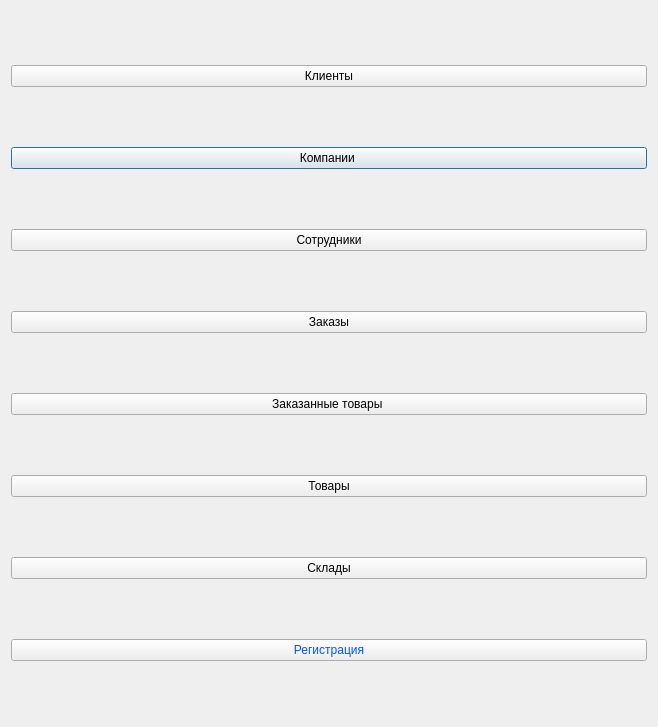
The window that course2/admin.ui (Sushakkk/Course-work-DB) describes before a commit, drawn with Qt 5.
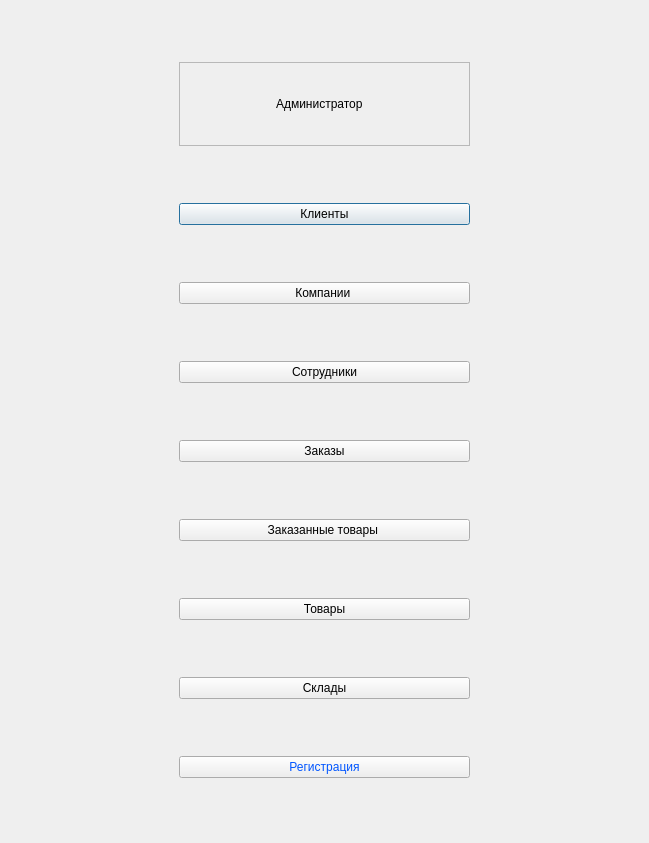
The same window after the commit. Icons and pictures are not drawn.

Diff of the .ui file:
```diff
--- a/course2/admin.ui
+++ b/course2/admin.ui
@@ -6,15 +6,72 @@
    <rect>
     <x>0</x>
     <y>0</y>
-    <width>658</width>
-    <height>727</height>
+    <width>649</width>
+    <height>843</height>
    </rect>
   </property>
   <property name="windowTitle">
    <string>Dialog</string>
   </property>
   <layout class="QGridLayout" name="gridLayout">
+   <item row="0" column="0">
+    <widget class="QFrame" name="frame_title_Report">
+     <property name="minimumSize">
+      <size>
+       <width>291</width>
+       <height>84</height>
+      </size>
+     </property>
+     <property name="maximumSize">
+      <size>
+       <width>291</width>
+       <height>84</height>
+      </size>
+     </property>
+     <property name="frameShape">
+      <enum>QFrame::StyledPanel</enum>
+     </property>
+     <property name="frameShadow">
+      <enum>QFrame::Raised</enum>
+     </property>
+     <layout class="QHBoxLayout" name="horizontalLayout_3">
+      <item>
+       <widget class="QLabel" name="ImgReport">
+        <property name="text">
+         <string/>
+        </property>
+        <property name="pixmap">
+         <pixmap resource="Recource.qrc">:/rec/img/men.png</pixmap>
+        </property>
+       </widget>
+      </item>
+      <item>
+       <widget class="QLabel" name="lbReport">
+        <property name="minimumSize">
+         <size>
+          <width>184</width>
+          <height>64</height>
+         </size>
+        </property>
+        <property name="styleSheet">
+         <string notr="true">font: 20pt &quot;Segoe UI&quot;;</string>
+        </property>
+        <property name="text">
+         <string>Администратор</string>
+        </property>
+       </widget>
+      </item>
+     </layout>
+    </widget>
+   </item>
    <item row="1" column="0">
+    <widget class="QPushButton" name="btnClient">
+     <property name="text">
+      <string>Клиенты</string>
+     </property>
+    </widget>
+   </item>
+   <item row="2" column="0">
     <widget class="QPushButton" name="btnCompany">
      <property name="text">
       <string>Компании </string>
@@ -22,6 +79,13 @@
     </widget>
    </item>
    <item row="3" column="0">
+    <widget class="QPushButton" name="btnEmp">
+     <property name="text">
+      <string>Cотрудники</string>
+     </property>
+    </widget>
+   </item>
+   <item row="4" column="0">
     <widget class="QPushButton" name="btnOrder">
      <property name="text">
       <string>Заказы</string>
@@ -35,21 +99,7 @@
      </property>
     </widget>
    </item>
-   <item row="2" column="0">
-    <widget class="QPushButton" name="btnEmp">
-     <property name="text">
-      <string>Cотрудники</string>
-     </property>
-    </widget>
-   </item>
-   <item row="0" column="0">
-    <widget class="QPushButton" name="btnClient">
-     <property name="text">
-      <string>Клиенты</string>
-     </property>
-    </widget>
-   </item>
-   <item row="9" column="0">
+   <item row="8" column="0">
     <widget class="QPushButton" name="btnAuthorization">
      <property name="styleSheet">
       <string notr="true">color: rgb(0, 85, 255);</string>
```
Left out of the diff: 32 changed lines with no effect on the pictures.
